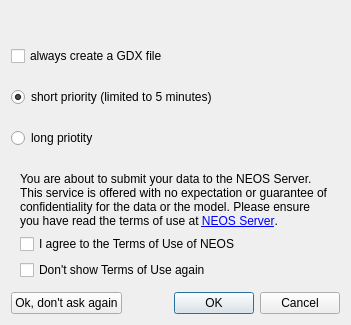
First picture: the form in src/neos/neosstartdialog.ui, repository GAMS-dev/studio, before the edit.
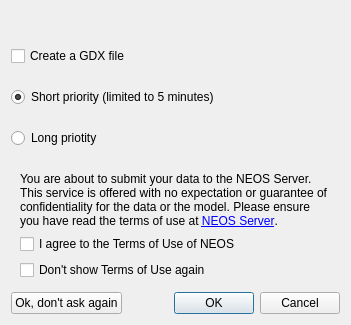
Second picture: the form after the edit. Icons and pictures are not drawn.

Commit message: Fixed dialog texts to start uppercase and enabled "OK, don't ask again" only if both terms-checkboxes are checked

Patch:
```diff
--- a/src/neos/neosstartdialog.ui
+++ b/src/neos/neosstartdialog.ui
@@ -51,14 +51,14 @@
       <item>
        <widget class="QCheckBox" name="cbForceGdx">
         <property name="text">
-         <string>always create a GDX file</string>
+         <string>Create a GDX file</string>
         </property>
        </widget>
       </item>
       <item>
        <widget class="QRadioButton" name="rbShort">
         <property name="text">
-         <string>short priority (limited to 5 minutes)</string>
+         <string>Short priority (limited to 5 minutes)</string>
         </property>
         <property name="checked">
          <bool>true</bool>
@@ -68,7 +68,7 @@
       <item>
        <widget class="QRadioButton" name="rbLong">
         <property name="text">
-         <string>long priotity</string>
+         <string>Long priotity</string>
         </property>
        </widget>
       </item>
```
The commit also changes 1 other file.
